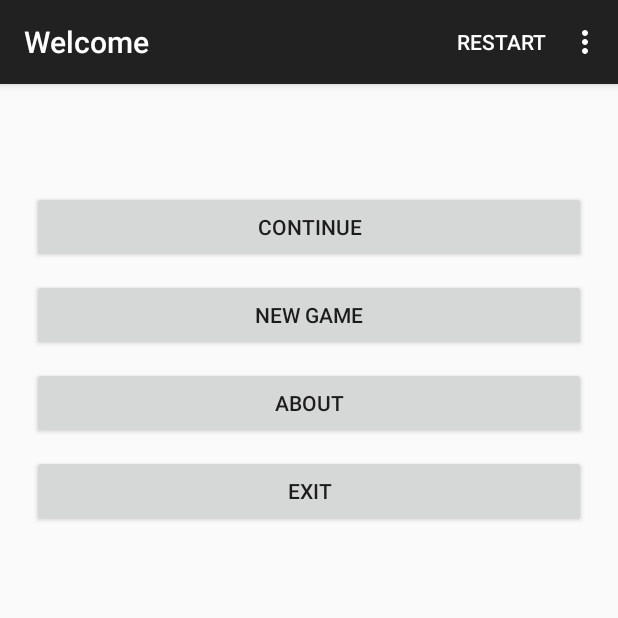
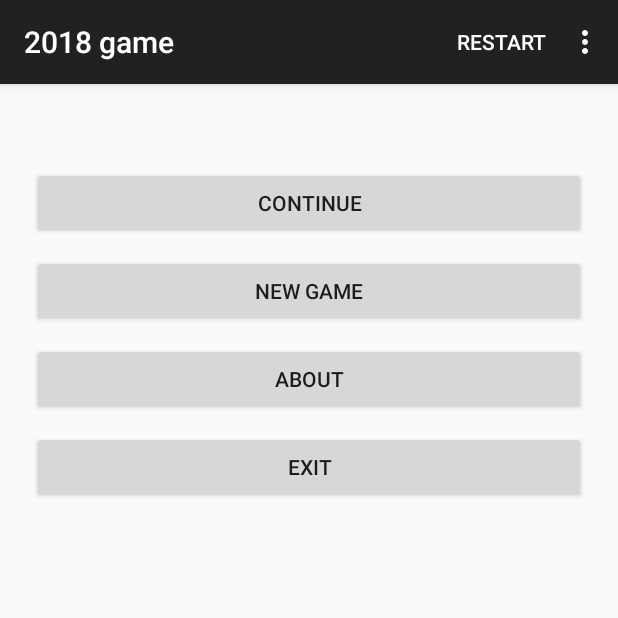
Before and after one commit to igrekoni/2048, an Android app: the screen it shows after launch (Welcome before the commit, WelcomeActivity after it), on a phone screen of 412 x 824 dp, the top half of it. Run offline under Robolectric (Android 15) with nearby library versions, the phone set to English and light mode, and no system bars; our stand-ins replace ButterKnife.

Commit message:
Run over the code again for exercise 1.1 and 1.2

```diff
--- a/app/src/main/AndroidManifest.xml
+++ b/app/src/main/AndroidManifest.xml
@@ -2,17 +2,13 @@
 <manifest xmlns:android="http://schemas.android.com/apk/res/android"
     package="com.tile.janv.userinterface1" >
 
-    <!-- To access Google+ APIs: -->
-    <uses-permission android:name="android.permission.INTERNET" />
-
     <application
         android:allowBackup="true"
-        android:debuggable="true"
         android:icon="@mipmap/ic_launcher"
         android:label="@string/app_name"
         android:theme="@style/AppTheme" >
         <activity
-            android:name=".Welcome"
+            android:name=".WelcomeActivity"
             android:label="@string/title_activity_welcome" >
             <intent-filter>
                 <action android:name="android.intent.action.MAIN" />
--- a/app/src/main/java/com/tile/janv/userinterface1/Welcome.java
+++ b/app/src/main/java/com/tile/janv/userinterface1/WelcomeActivity.java
@@ -8,14 +8,13 @@ import android.support.v7.app.AppCompatActivity;
 import android.os.Bundle;
 import android.view.Menu;
 import android.view.MenuItem;
-import android.view.View;
 import android.widget.Button;
 
 import butterknife.Bind;
 import butterknife.ButterKnife;
 import butterknife.OnClick;
 
-public class Welcome extends AppCompatActivity {
+public class WelcomeActivity extends AppCompatActivity {
 
     @Bind(R.id.button_option_about)
     Button aboutButton;
@@ -52,7 +51,7 @@ public class Welcome extends AppCompatActivity {
     @OnClick(R.id.button_option_about)
     public void onAboutButtonClicked() {
         // 1. Instantiate an AlertDialog.Builder with its constructor
-        AlertDialog.Builder builder = new AlertDialog.Builder(Welcome.this);
+        AlertDialog.Builder builder = new AlertDialog.Builder(WelcomeActivity.this);
 
         // 2. Chain together various setter methods to set the dialog characteristics
         builder.setMessage(R.string.about_dialog_message)
--- a/app/src/main/res/layout-land/activity_welcome.xml
+++ b/app/src/main/res/layout-land/activity_welcome.xml
@@ -1,18 +1,13 @@
-<LinearLayout xmlns:android="http://schemas.android.com/apk/res/android"
+<TableLayout
+    xmlns:android="http://schemas.android.com/apk/res/android"
     xmlns:tools="http://schemas.android.com/tools"
     android:layout_width="match_parent"
     android:layout_height="match_parent"
+    android:paddingTop="50dp"
     android:paddingLeft="@dimen/activity_horizontal_margin"
     android:paddingRight="@dimen/activity_horizontal_margin"
-    android:paddingTop="@dimen/activity_vertical_margin"
     android:paddingBottom="@dimen/activity_vertical_margin"
-    tools:context="com.tile.janv.userinterface1.Welcome"
-    android:orientation="vertical">
-
-    <TableLayout
-        android:layout_width="match_parent"
-        android:layout_height="match_parent"
-        android:paddingTop="50dp"
+    tools:context="com.tile.janv.userinterface1.WelcomeActivity"
     android:stretchColumns="*">
     <TableRow>
         <Button
@@ -44,4 +39,3 @@
             android:layout_margin="5dp"/>
     </TableRow>
 </TableLayout >
-</LinearLayout>
--- a/app/src/main/res/layout/activity_welcome.xml
+++ b/app/src/main/res/layout/activity_welcome.xml
@@ -4,16 +4,10 @@
     android:layout_height="match_parent"
     android:paddingLeft="@dimen/activity_horizontal_margin"
     android:paddingRight="@dimen/activity_horizontal_margin"
-    android:paddingTop="@dimen/activity_vertical_margin"
+    android:paddingTop="50dp"
     android:paddingBottom="@dimen/activity_vertical_margin"
-    tools:context="com.tile.janv.userinterface1.Welcome"
+    tools:context="com.tile.janv.userinterface1.WelcomeActivity"
     android:orientation="vertical">
-
-    <LinearLayout
-        android:orientation="vertical"
-        android:layout_width="match_parent"
-        android:layout_height="match_parent"
-        android:paddingTop="50dp">
 
     <Button
         android:id="@+id/button_option_continue"
@@ -40,6 +34,4 @@
         android:layout_height="wrap_content"
         android:layout_margin="5dp"/>
 
-
 </LinearLayout>
-</LinearLayout>
--- a/app/src/main/res/menu/menu_welcome.xml
+++ b/app/src/main/res/menu/menu_welcome.xml
@@ -1,7 +1,7 @@
 <menu xmlns:android="http://schemas.android.com/apk/res/android"
     xmlns:app="http://schemas.android.com/apk/res-auto"
     xmlns:tools="http://schemas.android.com/tools"
-    tools:context="com.tile.janv.userinterface1.Welcome">
+    tools:context="com.tile.janv.userinterface1.WelcomeActivity">
     <item android:id="@+id/action_restart"
         android:title="@string/action_restart"
         app:showAsAction="ifRoom" />
--- a/app/src/main/res/values/strings.xml
+++ b/app/src/main/res/values/strings.xml
@@ -2,7 +2,7 @@
     <string name="app_name">2048 Game</string>
 
     <string name="action_settings">Settings</string>
-    <string name="title_activity_welcome">Welcome</string>
+    <string name="title_activity_welcome">2018 game</string>
     <string name="option_continue">Continue</string>
     <string name="option_new_game">New Game</string>
     <string name="option_about">About</string>
```
Lines whose indentation alone changed are shown as unchanged.
